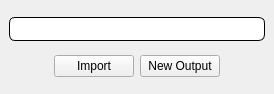
The window that gui/main.ui (T6nisValk/camera_connect) describes before a commit, drawn with Qt 5.
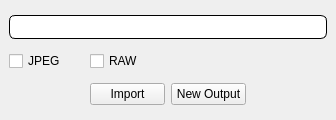
The same window after the commit.

Commit message: added jpg and raw checking for import types

Patch:
```diff
--- a/gui/main.ui
+++ b/gui/main.ui
@@ -6,10 +6,28 @@
    <rect>
     <x>0</x>
     <y>0</y>
-    <width>274</width>
-    <height>94</height>
+    <width>336</width>
+    <height>120</height>
    </rect>
   </property>
+  <property name="sizePolicy">
+   <sizepolicy hsizetype="Fixed" vsizetype="Fixed">
+    <horstretch>0</horstretch>
+    <verstretch>0</verstretch>
+   </sizepolicy>
+  </property>
+  <property name="minimumSize">
+   <size>
+    <width>336</width>
+    <height>120</height>
+   </size>
+  </property>
+  <property name="maximumSize">
+   <size>
+    <width>336</width>
+    <height>120</height>
+   </size>
+  </property>
   <property name="windowTitle">
    <string>MainWindow</string>
   </property>
@@ -34,6 +52,13 @@
   </property>
   <widget class="QWidget" name="centralwidget">
    <layout class="QGridLayout" name="gridLayout">
+    <item row="3" column="2">
+     <widget class="QPushButton" name="new_output_btn">
+      <property name="text">
+       <string>New Output</string>
+      </property>
+     </widget>
+    </item>
     <item row="0" column="0" colspan="4">
      <widget class="QProgressBar" name="progress_bar">
       <property name="value">
@@ -41,43 +66,56 @@
       </property>
      </widget>
     </item>
-    <item row="1" column="3">
-     <spacer name="horizontalSpacer_2">
+    <item row="3" column="0">
+     <spacer name="horizontalSpacer">
       <property name="orientation">
        <enum>Qt::Orientation::Horizontal</enum>
       </property>
+      <property name="sizeType">
+       <enum>QSizePolicy::Policy::Fixed</enum>
+      </property>
       <property name="sizeHint" stdset="0">
        <size>
-        <width>40</width>
+        <width>75</width>
         <height>20</height>
        </size>
       </property>
      </spacer>
     </item>
-    <item row="1" column="1">
+    <item row="3" column="1">
      <widget class="QPushButton" name="import_btn">
       <property name="text">
        <string>Import</string>
       </property>
      </widget>
     </item>
+    <item row="3" column="3">
+     <spacer name="horizontalSpacer_2">
+      <property name="orientation">
+       <enum>Qt::Orientation::Horizontal</enum>
+      </property>
+      <property name="sizeType">
+       <enum>QSizePolicy::Policy::Fixed</enum>
+      </property>
+      <property name="sizeHint" stdset="0">
+       <size>
+        <width>75</width>
+        <height>20</height>
+       </size>
+      </property>
+     </spacer>
+    </item>
     <item row="1" column="0">
-     <spacer name="horizontalSpacer">
-      <property name="orientation">
-       <enum>Qt::Orientation::Horizontal</enum>
+     <widget class="QCheckBox" name="jpg_checkbox">
+      <property name="text">
+       <string>JPEG</string>
       </property>
-      <property name="sizeHint" stdset="0">
-       <size>
-        <width>40</width>
-        <height>20</height>
-       </size>
-      </property>
-     </spacer>
+     </widget>
     </item>
-    <item row="1" column="2">
-     <widget class="QPushButton" name="new_output_btn">
+    <item row="1" column="1">
+     <widget class="QCheckBox" name="raw_checkbox">
       <property name="text">
-       <string>New Output</string>
+       <string>RAW</string>
       </property>
      </widget>
     </item>
```
The commit also changes 5 other files.
